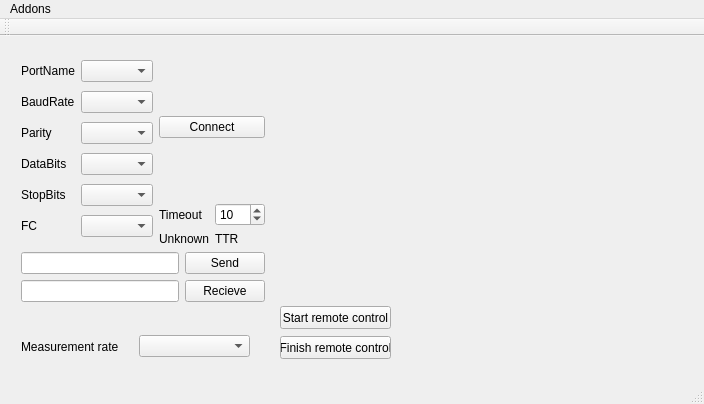
Qt form mainwindow.ui (mefisto545/Ohmmeter) before a commit.
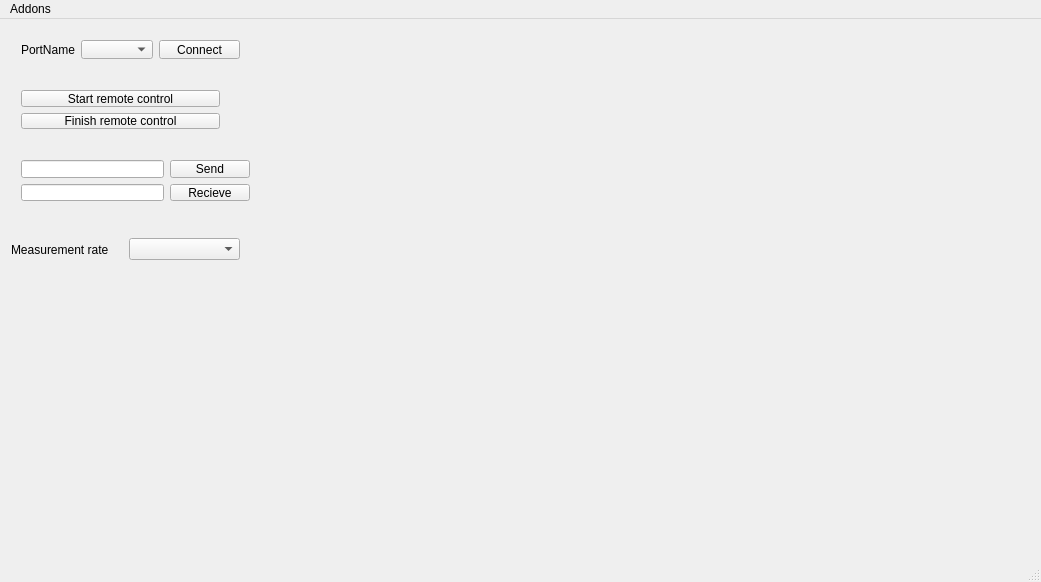
The same form after that commit. Custom widgets are drawn as their Qt base class.

Commit message:
lalala new class
mam a ya sosjla s uma kakaya dosada

```diff
--- a/mainwindow.ui
+++ b/mainwindow.ui
@@ -6,29 +6,57 @@
    <rect>
     <x>0</x>
     <y>0</y>
-    <width>704</width>
-    <height>404</height>
+    <width>1041</width>
+    <height>582</height>
    </rect>
   </property>
   <property name="windowTitle">
    <string>MainWindow</string>
   </property>
   <widget class="QWidget" name="centralWidget">
+   <widget class="QCustomPlot" name="widgetPlot" native="true">
+    <property name="geometry">
+     <rect>
+      <x>280</x>
+      <y>10</y>
+      <width>681</width>
+      <height>521</height>
+     </rect>
+    </property>
+   </widget>
+   <widget class="QWidget" name="horizontalLayoutWidget">
+    <property name="geometry">
+     <rect>
+      <x>0</x>
+      <y>200</y>
+      <width>251</width>
+      <height>61</height>
+     </rect>
+    </property>
+    <layout class="QHBoxLayout" name="horizontalLayout_3">
+     <item>
+      <widget class="QLabel" name="label_3">
+       <property name="text">
+        <string>Measurement rate</string>
+       </property>
+      </widget>
+     </item>
+     <item>
+      <widget class="QComboBox" name="comboBoxRate"/>
+     </item>
+    </layout>
+   </widget>
    <widget class="QWidget" name="layoutWidget">
     <property name="geometry">
      <rect>
       <x>10</x>
       <y>10</y>
-      <width>266</width>
-      <height>267</height>
+      <width>241</width>
+      <height>41</height>
      </rect>
     </property>
-    <layout class="QVBoxLayout" name="verticalLayout_5">
-     <item>
       <layout class="QHBoxLayout" name="horizontalLayout_12">
        <item>
-        <layout class="QVBoxLayout" name="verticalLayout">
-         <item>
           <layout class="QHBoxLayout" name="horizontalLayout">
            <item>
             <widget class="QLabel" name="label">
@@ -43,92 +71,7 @@
           </layout>
          </item>
          <item>
-          <layout class="QHBoxLayout" name="horizontalLayout_2">
-           <item>
-            <widget class="QLabel" name="label_2">
-             <property name="text">
-              <string>BaudRate</string>
-             </property>
-            </widget>
-           </item>
-           <item>
-            <widget class="QComboBox" name="comboBoxBaudRate"/>
-           </item>
-          </layout>
-         </item>
-         <item>
-          <layout class="QHBoxLayout" name="horizontalLayout_4">
-           <item>
-            <widget class="QLabel" name="label_4">
-             <property name="text">
-              <string>Parity</string>
-             </property>
-            </widget>
-           </item>
-           <item>
-            <widget class="QComboBox" name="comboBoxParity"/>
-           </item>
-          </layout>
-         </item>
-         <item>
-          <layout class="QHBoxLayout" name="horizontalLayout_5">
-           <item>
-            <widget class="QLabel" name="label_5">
-             <property name="text">
-              <string>DataBits</string>
-             </property>
-            </widget>
-           </item>
-           <item>
-            <widget class="QComboBox" name="comboBoxDataBits"/>
-           </item>
-          </layout>
-         </item>
-         <item>
-          <layout class="QHBoxLayout" name="horizontalLayout_6">
-           <item>
-            <widget class="QLabel" name="label_6">
-             <property name="text">
-              <string>StopBits</string>
-             </property>
-            </widget>
-           </item>
-           <item>
-            <widget class="QComboBox" name="comboBoxStopBits"/>
-           </item>
-          </layout>
-         </item>
-         <item>
-          <layout class="QHBoxLayout" name="horizontalLayout_7">
-           <item>
-            <widget class="QLabel" name="label_7">
-             <property name="text">
-              <string>FC</string>
-             </property>
-            </widget>
-           </item>
-           <item>
-            <widget class="QComboBox" name="comboBoxFC"/>
-           </item>
-          </layout>
-         </item>
-        </layout>
-       </item>
-       <item>
         <layout class="QVBoxLayout" name="verticalLayout_4">
-         <item>
-          <spacer name="verticalSpacer_2">
-           <property name="orientation">
-            <enum>Qt::Vertical</enum>
-           </property>
-           <property name="sizeHint" stdset="0">
-            <size>
-             <width>20</width>
-             <height>40</height>
-            </size>
-           </property>
-          </spacer>
-         </item>
          <item>
           <widget class="QPushButton" name="pushButtonConnect">
            <property name="text">
@@ -136,74 +79,20 @@
            </property>
           </widget>
          </item>
-         <item>
-          <spacer name="verticalSpacer">
-           <property name="orientation">
-            <enum>Qt::Vertical</enum>
-           </property>
-           <property name="sizeHint" stdset="0">
-            <size>
-             <width>20</width>
-             <height>40</height>
-            </size>
-           </property>
-          </spacer>
-         </item>
-         <item>
-          <layout class="QVBoxLayout" name="verticalLayout_2">
-           <item>
-            <layout class="QHBoxLayout" name="horizontalLayout_8">
-             <item>
-              <widget class="QLabel" name="label_9">
-               <property name="text">
-                <string>Timeout</string>
-               </property>
-              </widget>
-             </item>
-             <item>
-              <widget class="QSpinBox" name="spinBoxTimeout">
-               <property name="minimum">
-                <number>1</number>
-               </property>
-               <property name="maximum">
-                <number>990</number>
-               </property>
-               <property name="singleStep">
-                <number>1</number>
-               </property>
-               <property name="value">
-                <number>10</number>
-               </property>
-              </widget>
-             </item>
-            </layout>
-           </item>
-           <item>
-            <layout class="QHBoxLayout" name="horizontalLayout_9">
-             <item>
-              <widget class="QLabel" name="labelTTR">
-               <property name="text">
-                <string>Unknown</string>
-               </property>
-              </widget>
-             </item>
-             <item>
-              <widget class="QLabel" name="label_8">
-               <property name="text">
-                <string>TTR</string>
-               </property>
-              </widget>
-             </item>
-            </layout>
-           </item>
-          </layout>
-         </item>
-        </layout>
-       </item>
-      </layout>
-     </item>
-     <item>
-      <layout class="QVBoxLayout" name="verticalLayout_3">
+      </layout>
+     </item>
+    </layout>
+   </widget>
+   <widget class="QWidget" name="layoutWidget1">
+    <property name="geometry">
+     <rect>
+      <x>10</x>
+      <y>130</y>
+      <width>251</width>
+      <height>63</height>
+     </rect>
+    </property>
+    <layout class="QVBoxLayout" name="verticalLayout">
        <item>
         <layout class="QHBoxLayout" name="horizontalLayout_10">
          <item>
@@ -233,74 +122,41 @@
         </layout>
        </item>
       </layout>
-     </item>
-    </layout>
    </widget>
-   <widget class="QWidget" name="widgetPlot" native="true">
+   <widget class="QWidget" name="layoutWidget2">
     <property name="geometry">
      <rect>
-      <x>410</x>
-      <y>10</y>
-      <width>291</width>
-      <height>341</height>
+      <x>10</x>
+      <y>60</y>
+      <width>221</width>
+      <height>61</height>
      </rect>
     </property>
-   </widget>
+    <layout class="QVBoxLayout" name="verticalLayout_2">
+     <item>
    <widget class="QPushButton" name="pushButton">
-    <property name="geometry">
-     <rect>
-      <x>280</x>
-      <y>270</y>
-      <width>111</width>
-      <height>23</height>
-     </rect>
-    </property>
     <property name="text">
      <string>Start remote control</string>
     </property>
    </widget>
+     </item>
+     <item>
    <widget class="QPushButton" name="pushButton_2">
-    <property name="geometry">
-     <rect>
-      <x>280</x>
-      <y>300</y>
-      <width>111</width>
-      <height>23</height>
-     </rect>
-    </property>
     <property name="text">
      <string>Finish remote control</string>
     </property>
    </widget>
-   <widget class="QWidget" name="horizontalLayoutWidget">
-    <property name="geometry">
-     <rect>
-      <x>10</x>
-      <y>280</y>
-      <width>251</width>
-      <height>61</height>
-     </rect>
-    </property>
-    <layout class="QHBoxLayout" name="horizontalLayout_3">
-     <item>
-      <widget class="QLabel" name="label_3">
-       <property name="text">
-        <string>Measurement rate</string>
-       </property>
-      </widget>
-     </item>
-     <item>
-      <widget class="QComboBox" name="comboBoxRate"/>
      </item>
     </layout>
    </widget>
   </widget>
+  <widget class="QStatusBar" name="statusBar"/>
   <widget class="QMenuBar" name="menuBar">
    <property name="geometry">
     <rect>
      <x>0</x>
      <y>0</y>
-     <width>704</width>
+     <width>1041</width>
      <height>25</height>
     </rect>
    </property>
@@ -312,15 +168,6 @@
    </widget>
    <addaction name="menuAddons"/>
   </widget>
-  <widget class="QToolBar" name="mainToolBar">
-   <attribute name="toolBarArea">
-    <enum>TopToolBarArea</enum>
-   </attribute>
-   <attribute name="toolBarBreak">
-    <bool>false</bool>
-   </attribute>
-  </widget>
-  <widget class="QStatusBar" name="statusBar"/>
   <action name="actionComUpd">
    <property name="text">
     <string>ComUpd</string>
@@ -328,6 +175,14 @@
   </action>
  </widget>
  <layoutdefault spacing="6" margin="11"/>
+ <customwidgets>
+  <customwidget>
+   <class>QCustomPlot</class>
+   <extends>QWidget</extends>
+   <header>qcustomplot.h</header>
+   <container>1</container>
+  </customwidget>
+ </customwidgets>
  <resources/>
  <connections/>
 </ui>
```
Left out of the diff: 5 changed lines with no effect on the pictures. Lines whose indentation alone changed are shown as unchanged. The commit also changes 6 other files.
